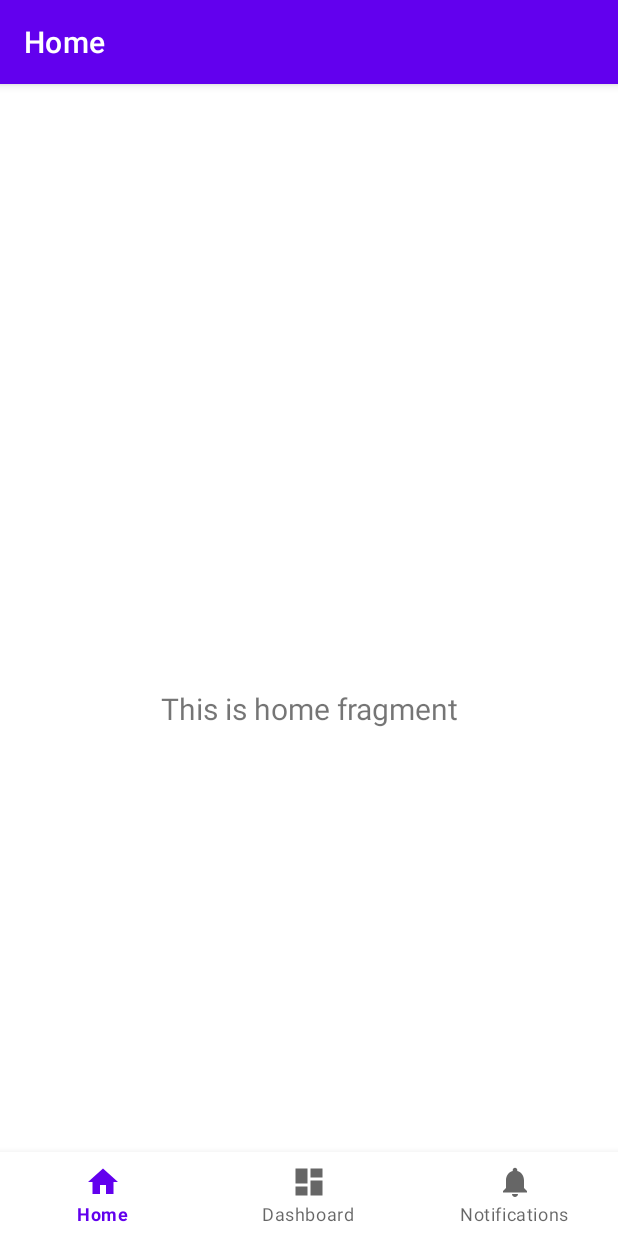
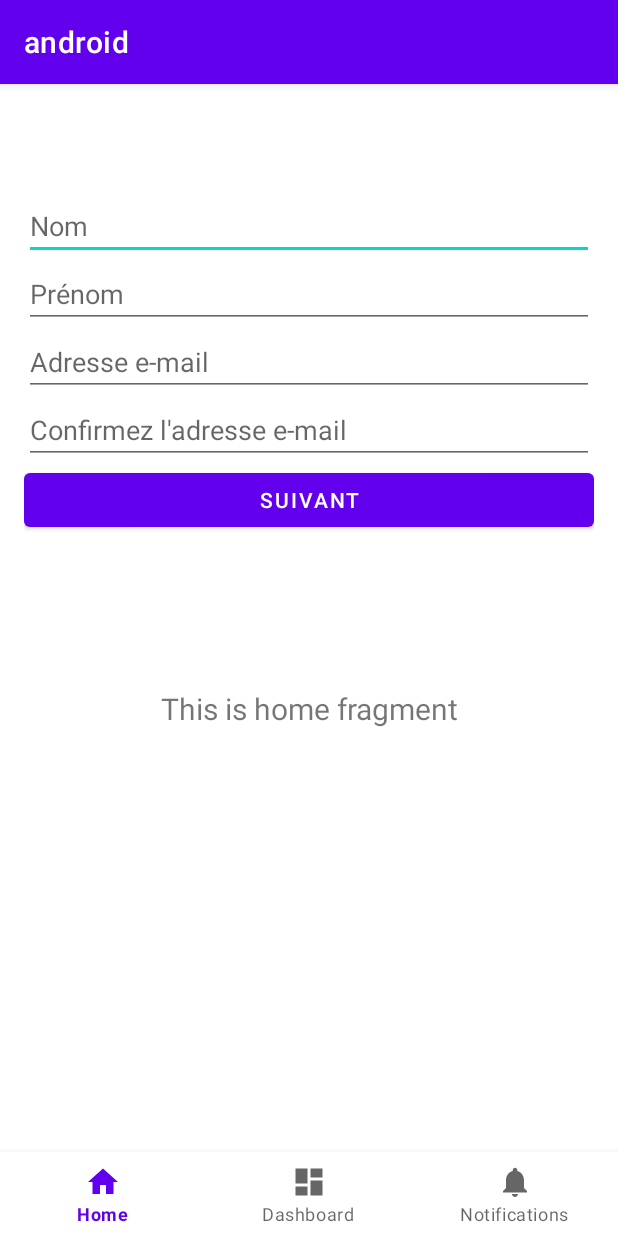
Before and after one commit to dylan-bialade/android, an Android app: the screen it shows after launch (MainActivity), on a phone screen of 412 x 824 dp. Run offline under Robolectric (Android 15) with nearby library versions, the phone set to English and light mode, and no system bars; our stand-ins replace navigation-ui.

```diff
--- a/app/src/main/AndroidManifest.xml
+++ b/app/src/main/AndroidManifest.xml
@@ -22,6 +22,11 @@
                 <category android:name="android.intent.category.LAUNCHER" />
             </intent-filter>
         </activity>
+
+        <!-- Déclarez RGPDActivity ici -->
+        <activity android:name=".RGPDActivity" />
+        <activity android:name=".SignatureActivity" />
+
     </application>
 
 </manifest>
--- a/app/src/main/java/com/example/android/MainActivity.java
+++ b/app/src/main/java/com/example/android/MainActivity.java
@@ -9,29 +9,57 @@ import androidx.navigation.NavController;
 import androidx.navigation.Navigation;
 import androidx.navigation.ui.AppBarConfiguration;
 import androidx.navigation.ui.NavigationUI;
+import android.content.Intent;
+import android.os.Bundle;
+import android.widget.Button;
+import android.widget.EditText;
+import android.widget.Toast;
 
+import androidx.appcompat.app.AppCompatActivity;
 import com.example.android.databinding.ActivityMainBinding;
 
 public class MainActivity extends AppCompatActivity {
 
     private ActivityMainBinding binding;
+    private EditText etNom, etPrenom, etEmail, etEmailConfirm;
+    private Button btnSuivant;
 
     @Override
     protected void onCreate(Bundle savedInstanceState) {
         super.onCreate(savedInstanceState);
+        setContentView(R.layout.activity_main);
 
-        binding = ActivityMainBinding.inflate(getLayoutInflater());
-        setContentView(binding.getRoot());
+        etNom = findViewById(R.id.etNom);
+        etPrenom = findViewById(R.id.etPrenom);
+        etEmail = findViewById(R.id.etEmail);
+        etEmailConfirm = findViewById(R.id.etEmailConfirm);
+        btnSuivant = findViewById(R.id.btnSuivant);
 
-        BottomNavigationView navView = findViewById(R.id.nav_view);
-        // Passing each menu ID as a set of Ids because each
-        // menu should be considered as top level destinations.
-        AppBarConfiguration appBarConfiguration = new AppBarConfiguration.Builder(
-                R.id.navigation_home, R.id.navigation_dashboard, R.id.navigation_notifications)
-                .build();
-        NavController navController = Navigation.findNavController(this, R.id.nav_host_fragment_activity_main);
-        NavigationUI.setupActionBarWithNavController(this, navController, appBarConfiguration);
-        NavigationUI.setupWithNavController(binding.navView, navController);
+        btnSuivant.setOnClickListener(v -> {
+            if (validerEmails()) {
+                Intent intent = new Intent(MainActivity.this, RGPDActivity.class);
+                intent.putExtra("nom", etNom.getText().toString());
+                intent.putExtra("prenom", etPrenom.getText().toString());
+                intent.putExtra("email", etEmail.getText().toString());
+                startActivity(intent);
+            }
+        });
     }
 
+    private boolean validerEmails() {
+        String email = etEmail.getText().toString();
+        String emailConfirm = etEmailConfirm.getText().toString();
+
+        if (email.isEmpty() || emailConfirm.isEmpty()) {
+            Toast.makeText(this, "Veuillez remplir tous les champs", Toast.LENGTH_SHORT).show();
+            return false;
+        }
+
+        if (!email.equals(emailConfirm)) {
+            Toast.makeText(this, "Les adresses e-mail ne correspondent pas", Toast.LENGTH_SHORT).show();
+            return false;
+        }
+
+        return true;
+    }
 }
--- a/app/src/main/res/layout/activity_main.xml
+++ b/app/src/main/res/layout/activity_main.xml
@@ -29,5 +29,45 @@
         app:layout_constraintRight_toRightOf="parent"
         app:layout_constraintTop_toTopOf="parent"
         app:navGraph="@navigation/mobile_navigation" />
+    <LinearLayout
+        xmlns:android="http://schemas.android.com/apk/res/android"
+        android:layout_width="match_parent"
+        android:layout_height="match_parent"
+        android:orientation="vertical"
+        android:padding="16dp">
+
+        <EditText
+            android:id="@+id/etNom"
+            android:layout_width="match_parent"
+            android:layout_height="wrap_content"
+            android:hint="Nom"/>
+
+        <EditText
+            android:id="@+id/etPrenom"
+            android:layout_width="match_parent"
+            android:layout_height="wrap_content"
+            android:hint="Prénom"/>
+
+        <EditText
+            android:id="@+id/etEmail"
+            android:layout_width="match_parent"
+            android:layout_height="wrap_content"
+            android:hint="Adresse e-mail"
+            android:inputType="textEmailAddress"/>
+
+        <EditText
+            android:id="@+id/etEmailConfirm"
+            android:layout_width="match_parent"
+            android:layout_height="wrap_content"
+            android:hint="Confirmez l'adresse e-mail"
+            android:inputType="textEmailAddress"/>
+
+        <Button
+            android:id="@+id/btnSuivant"
+            android:layout_width="match_parent"
+            android:layout_height="wrap_content"
+            android:text="Suivant"/>
+
+    </LinearLayout>
 
 </androidx.constraintlayout.widget.ConstraintLayout>
```
Also changed, not shown: app/src/main/java/com/example/android/RGPDActivity.java (added, +31 -0 lines), app/src/main/java/com/example/android/SignatureActivity.java (added, +33 -0 lines), app/src/main/java/com/example/android/signature/SignatureView.java (added, +73 -0 lines), app/src/main/res/layout/activity_rgpd.xml (added, +32 -0 lines), app/src/main/res/layout/activity_signature.xml (added, +28 -0 lines).
